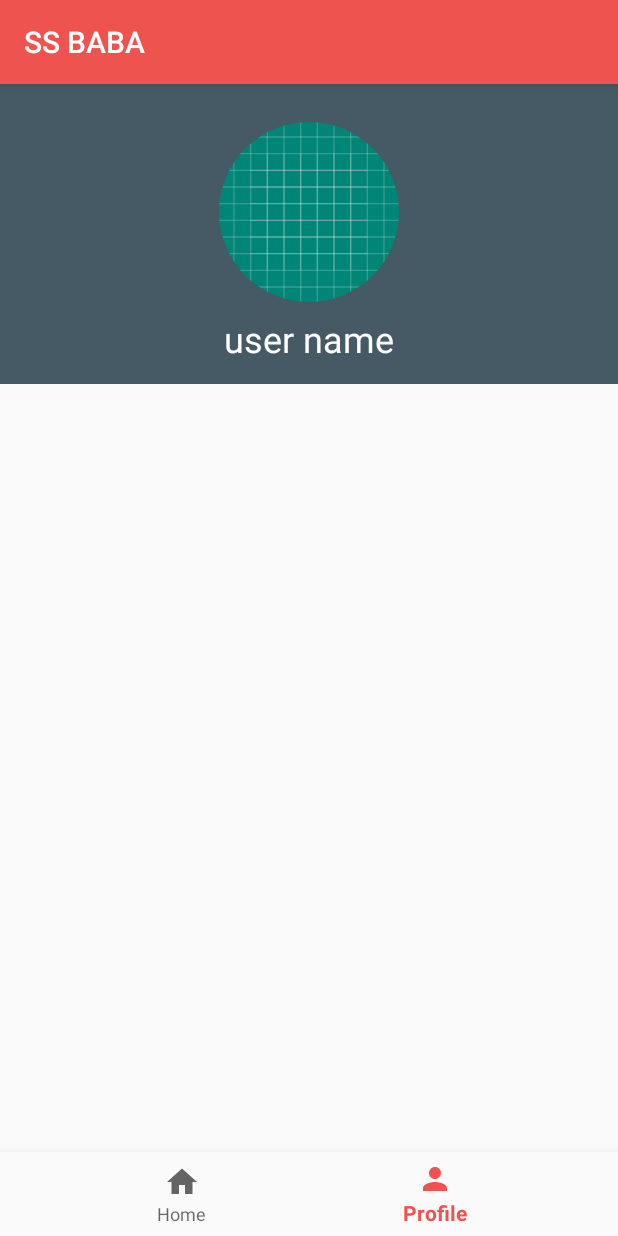
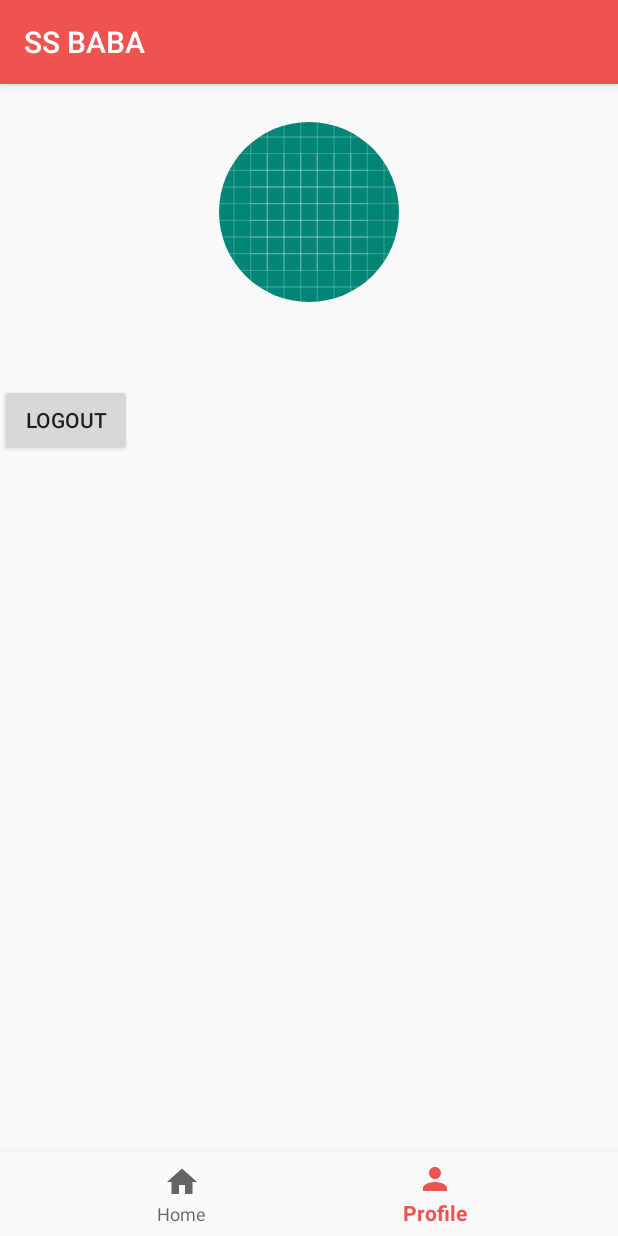
Before and after one commit to MohamedSameeer/SSBABA, an Android app: the MainActivity screen opened directly, with no data from a screen before it, item 2 of the bottom bar chosen, on a phone screen of 412 x 824 dp. Run offline under Robolectric (Android 15) with nearby library versions, the phone set to English and light mode, and no system bars; our stand-ins replace CircleImageView, Firebase (no records; nobody signed in at launch, a user with empty details on screens opened directly), Picasso; 2 statements that could not run were skipped.

Commit message:
added getUserInfoActivity , and now we can preview user data in the profileFragment

```diff
--- a/app/build.gradle
+++ b/app/build.gradle
@@ -21,6 +21,7 @@ android {
 
 dependencies {
     implementation fileTree(dir: 'libs', include: ['*.jar'])
+
     //noinspection GradleCompatible
     implementation 'com.android.support:appcompat-v7:28.0.0'
     implementation 'com.android.support.constraint:constraint-layout:1.1.3'
@@ -42,5 +43,4 @@ dependencies {
     implementation 'de.hdodenhof:circleimageview:2.2.0'
 
 
-
 }
--- a/app/src/main/java/com/example/ssbaba/Login/ActivityLogin.java
+++ b/app/src/main/java/com/example/ssbaba/Login/ActivityLogin.java
@@ -51,9 +51,13 @@ public class ActivityLogin extends AppCompatActivity implements IViewLogin {
         signWithGoodleAccount.setOnClickListener(new View.OnClickListener() {
             @Override
             public void onClick(View v) {
+
+
                 mGoogleSignInClient = GoogleSignIn.getClient(getApplicationContext(), gso);
                 Intent intent=mGoogleSignInClient.getSignInIntent();
                 startActivityForResult(intent,RC_SIGN_IN);
+
+
             }
         });
         dontHaveAcc.setOnClickListener(new View.OnClickListener() {
@@ -79,7 +83,6 @@ public class ActivityLogin extends AppCompatActivity implements IViewLogin {
         dontHaveAcc=findViewById(R.id.dont_have_acc);
         signWithGoodleAccount=findViewById(R.id.sign_in_with_google);
         gso = new GoogleSignInOptions.Builder(GoogleSignInOptions.DEFAULT_SIGN_IN)
-                .requestIdToken(getString(R.string.default_web_client_id))
                 .requestEmail()
                 .build();
     }
--- a/app/src/main/java/com/example/ssbaba/MainActivity.java
+++ b/app/src/main/java/com/example/ssbaba/MainActivity.java
@@ -17,10 +17,10 @@ import android.view.View;
 import android.widget.ImageView;
 import android.widget.Toast;
 import android.widget.ViewFlipper;
-
 import com.example.ssbaba.Login.ActivityLogin;
 import com.example.ssbaba.MainFragments.HomeFragment;
 import com.example.ssbaba.MainFragments.ProfileFragment;
+import com.example.ssbaba.getUserInfo.getUserInfoActivity;
 import com.google.firebase.FirebaseApp;
 import com.google.firebase.auth.FirebaseAuth;
 import com.google.firebase.auth.FirebaseUser;
@@ -65,21 +65,24 @@ public class MainActivity extends AppCompatActivity {
             i.addFlags(Intent.FLAG_ACTIVITY_NEW_TASK|Intent.FLAG_ACTIVITY_CLEAR_TASK);
             startActivity(i);
             finish();
-        }else{
+        }
+        else{
             mAuth=FirebaseAuth.getInstance();
             userId=mAuth.getCurrentUser().getUid();
             userRef=FirebaseDatabase.getInstance().getReference().child("Users").child(userId);
             userRef.addValueEventListener(new ValueEventListener() {
                 @Override
                 public void onDataChange(@NonNull DataSnapshot dataSnapshot) {
-                        if(dataSnapshot.child("name").exists()){
+                        if(dataSnapshot.child("first_name").exists()){
                             Toast.makeText(MainActivity.this, "Welcome", Toast.LENGTH_SHORT).show();
                         }else
                         {
-                            Intent intent=new Intent(MainActivity.this,ProfileFragment.class);
+                            Intent intent=new Intent(MainActivity.this, getUserInfoActivity.class);
                             intent.addFlags(Intent.FLAG_ACTIVITY_NEW_TASK|Intent.FLAG_ACTIVITY_CLEAR_TASK);
                             startActivity(intent);
                             finish();
+
+
                         }
                 }
 
--- a/app/src/main/java/com/example/ssbaba/MainFragments/ProfileFragment.java
+++ b/app/src/main/java/com/example/ssbaba/MainFragments/ProfileFragment.java
@@ -1,23 +1,92 @@
 package com.example.ssbaba.MainFragments;
 
 import android.content.Context;
+import android.content.Intent;
 import android.net.Uri;
 import android.os.Bundle;
+import android.support.annotation.NonNull;
 import android.support.v4.app.Fragment;
+import android.util.Log;
 import android.view.LayoutInflater;
 import android.view.View;
 import android.view.ViewGroup;
+import android.widget.Button;
+import android.widget.TextView;
 
+import com.example.ssbaba.Login.ActivityLogin;
 import com.example.ssbaba.R;
+import com.google.firebase.FirebaseApp;
+import com.google.firebase.auth.FirebaseAuth;
+import com.google.firebase.database.DataSnapshot;
+import com.google.firebase.database.DatabaseError;
+import com.google.firebase.database.DatabaseReference;
+import com.google.firebase.database.FirebaseDatabase;
+import com.google.firebase.database.ValueEventListener;
 
 
 public class ProfileFragment extends Fragment {
 
-
+    //vars
+    FirebaseAuth mAuth;
+    String currentUser;
+    Button logOut;
+    TextView userNameTv;
+    FirebaseDatabase database;
+    DatabaseReference userRef;
+   String userName;
     @Override
     public View onCreateView(LayoutInflater inflater, ViewGroup container, Bundle savedInstanceState) {
 
         final View view = inflater.inflate(R.layout.fragment_profile, container, false);
+        FirebaseApp.initializeApp(view.getContext());
+
+        mAuth=FirebaseAuth.getInstance();
+        currentUser=mAuth.getCurrentUser().getUid();
+        database=FirebaseDatabase.getInstance();
+        userRef=database.getReference().child("Users");
+        userNameTv=view.findViewById(R.id.user_name_tv);
+        getUserData();
+        //userNameTv.setText(userName);
+
+
+
+        logOut=view.findViewById(R.id.logOut);
+
+
+        logOut.setOnClickListener(new View.OnClickListener() {
+            @Override
+            public void onClick(View view) {
+
+                mAuth.signOut();
+                Intent intent=new Intent(getContext(), ActivityLogin.class);
+                intent.addFlags(Intent.FLAG_ACTIVITY_NEW_TASK|Intent.FLAG_ACTIVITY_CLEAR_TASK);
+                startActivity(intent);
+                //finish();
+
+
+            }
+        });
+
+
+
         return view;
+
+    }
+
+    private void getUserData() {
+
+        userRef.child(currentUser).child("first_name").addValueEventListener(new ValueEventListener() {
+            @Override
+            public void onDataChange(@NonNull DataSnapshot dataSnapshot) {
+                userName=dataSnapshot.getValue().toString();
+                Log.e("hello",userName);
+                userNameTv.setText(userName);
+            }
+
+            @Override
+            public void onCancelled(@NonNull DatabaseError databaseError) {
+
+            }
+        });
     }
 }
--- a/app/src/main/res/layout/activity_item.xml
+++ b/app/src/main/res/layout/activity_item.xml
@@ -146,10 +146,10 @@
 
         />
     <Button
-        android:layout_width="50dp"
-        android:layout_height="50dp"
+        android:layout_width="wrap_content"
+        android:layout_height="wrap_content"
         android:layout_marginLeft="25dp"
-        android:background="@drawable/ic_loyalty_black_24dp"
+        android:text="like"
         android:layout_toRightOf="@+id/item_price"
         android:layout_below="@id/item_name"
         android:id="@+id/add_to_wish_list_2"
--- a/app/src/main/res/layout/fragment_profile.xml
+++ b/app/src/main/res/layout/fragment_profile.xml
@@ -1,47 +1,55 @@
 <?xml version="1.0" encoding="utf-8"?>
-<FrameLayout xmlns:android="http://schemas.android.com/apk/res/android"
+<FrameLayout
+    xmlns:android="http://schemas.android.com/apk/res/android"
+    xmlns:andoid="http://schemas.android.com/apk/res-auto"
     xmlns:tools="http://schemas.android.com/tools"
     android:layout_width="match_parent"
     android:layout_height="match_parent"
-    xmlns:andoid="http://schemas.android.com/apk/res-auto"
-    tools:context=".MainFragments.ProfileFragment">
+    tools:context=".MainFragments.ProfileFragment"
+
+    >
 
 
     <RelativeLayout
         android:layout_width="match_parent"
         android:layout_height="match_parent">
 
-<ImageView
-    android:layout_width="match_parent"
-    android:layout_height="200dp"
-    android:src="#455A64"
-    android:scaleType="centerCrop"
-    android:id="@+id/cover"
-    />
+        <ImageView
+            android:id="@+id/cover"
+            android:layout_width="match_parent"
+            android:layout_height="200dp"
+
+            android:scaleType="centerCrop" />
 
         <de.hdodenhof.circleimageview.CircleImageView
             android:id="@+id/profile_picture"
             android:layout_width="120dp"
             android:layout_height="120dp"
-            android:src="@drawable/ic_launcher_background"
             android:layout_centerHorizontal="true"
             android:layout_marginTop="25dp"
+            android:src="@drawable/ic_launcher_background"
 
             />
+
         <TextView
+            android:id="@+id/user_name_tv"
+            style="bold"
             android:layout_width="wrap_content"
             android:layout_height="wrap_content"
-            android:id="@+id/user_name"
-            android:textSize="24sp"
-            android:text="user name"
-            android:textColor="#FEFEFE"
             android:layout_below="@id/profile_picture"
             android:layout_centerHorizontal="true"
             android:layout_marginTop="8dp"
-            style="bold"
+            android:text="user name"
+            android:textColor="#C70909"
+            android:textSize="24sp" />
+
+        <Button
+            android:id="@+id/logOut"
+            android:text="LogOut"
+            android:layout_width="wrap_content"
+            android:layout_height="wrap_content"
+            android:layout_below="@+id/cover"
             />
-
-
 
     </RelativeLayout>
 
--- a/app/src/main/res/values/strings.xml
+++ b/app/src/main/res/values/strings.xml
@@ -4,4 +4,5 @@
 
     <!-- TODO: Remove or change this placeholder text -->
     <string name="hello_blank_fragment">Hello blank fragment</string>
+    <string name="title_activity_get_user_info">getUserInfoActivity</string>
 </resources>
```
Also changed, not shown: app/src/main/AndroidManifest.xml (+5 -3 lines), app/src/main/java/com/example/ssbaba/Items/ItemActivity.java (+29 -2 lines), app/src/main/java/com/example/ssbaba/getUserInfo/getUserInfoActivity.java (added, +90 -0 lines), app/src/main/res/layout/activity_get_user_info.xml (added, +56 -0 lines).
